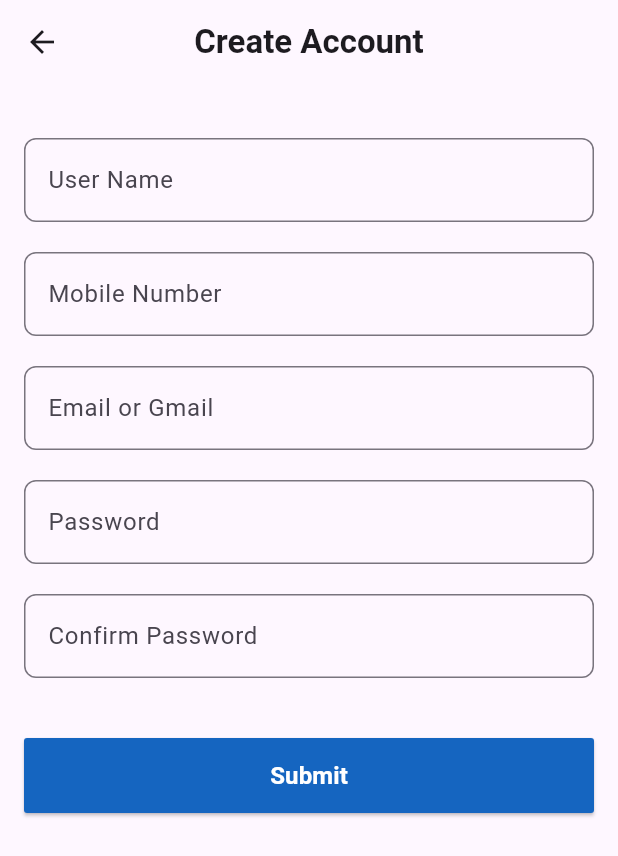
After one commit to Darshanrgowda54/Flutter, a Flutter app: the screen it shows after launch, after a tap on "Create an Account", on a phone screen of 412 x 824 dp. The commit adds this screen. Shown: the top 856 px of the screen. Run offline on Flutter 3.47's test engine with Material 3 defaults, Android fonts, the phone set to English and light mode, and no system bars; our stand-ins replace cloud_firestore, firebase_auth, firebase_core; accounts and stored records are empty; network calls fail.

Commit message:
Project Integrated with Firebase

```diff
--- a/image_project/analysis_options.yaml
+++ b/image_project/analysis_options.yaml
@@ -1 +1,6 @@
 include: package:flutter_lints/flutter.yaml
+analyzer:
+  errors:
+    non_constant_identifier_names: ignore
+    use_build_context_synchronously: ignore
+    use_key_in_widget_constructors: ignore
--- a/image_project/lib/loginpage.dart
+++ b/image_project/lib/loginpage.dart
@@ -1,6 +1,40 @@
+import 'package:firebase_auth/firebase_auth.dart';
 import 'package:flutter/material.dart';
+import 'package:image_project/homepage.dart';
+import 'package:image_project/passwordresetpage.dart';
+import 'package:image_project/signuppage.dart';
 
-class Loginpage extends StatelessWidget {
+class Loginpage extends StatefulWidget {
+  @override
+  State<Loginpage> createState() => _LoginpageState();
+}
+
+class _LoginpageState extends State<Loginpage> {
+  Future<void> Login() async {
+    try {
+      await FirebaseAuth.instance.signInWithEmailAndPassword(
+        email: validEmailController.text.trim(),
+        password: vaildPasswordController.text.trim(),
+      );
+
+      ScaffoldMessenger.of(
+        context,
+      ).showSnackBar(SnackBar(content: Text("Login Sucessful")));
+
+      Navigator.pushReplacement(
+        context,
+        MaterialPageRoute(builder: (context) => Homepage()),
+      );
+    } catch (error) {
+      print("This is the error ${error.toString()}");
+      ScaffoldMessenger.of(
+        context,
+      ).showSnackBar(SnackBar(content: Text(error.toString())));
+    }
+  }
+
+  final TextEditingController validEmailController = TextEditingController();
+  final TextEditingController vaildPasswordController = TextEditingController();
   @override
   Widget build(BuildContext context) {
     return Scaffold(
@@ -39,6 +73,7 @@ class Loginpage extends StatelessWidget {
                 ),
               ),
               child: TextField(
+                controller: validEmailController,
                 textAlign: TextAlign.left,
                 decoration: InputDecoration(
                   hintText: "mymail@gmail.com",
@@ -61,6 +96,7 @@ class Loginpage extends StatelessWidget {
                 ),
               ),
               child: TextField(
+                controller: vaildPasswordController,
                 decoration: InputDecoration(
                   hintText: "Password",
                   contentPadding: EdgeInsets.only(left: 16),
@@ -75,19 +111,25 @@ class Loginpage extends StatelessWidget {
                 InkWell(
                   onTap: () {
                     debugPrint("forget password clicked");
+                    Navigator.push(
+                      context,
+                      MaterialPageRoute(
+                        builder: (context) => Passwordresetpage(),
+                      ),
+                    );
                   },
                   child: Text(
                     "Forget Password?",
-                    style: TextStyle(color: Colors.blueAccent, fontSize: 15),
+                    style: TextStyle(color: Colors.blue[800], fontSize: 15),
                   ),
                 ),
               ],
             ),
 
-            SizedBox(height: 30),
+            SizedBox(height: 20),
             ElevatedButton(
               style: ElevatedButton.styleFrom(
-                backgroundColor: Colors.blue,
+                backgroundColor: Colors.blue[800],
                 foregroundColor: Colors.white,
                 minimumSize: Size(400, 50),
                 shape: RoundedRectangleBorder(
@@ -96,10 +138,11 @@ class Loginpage extends StatelessWidget {
               ),
               onPressed: () {
                 debugPrint("login clicked");
+                Login();
               },
               child: Text(
                 "Login",
-                style: TextStyle(fontWeight: FontWeight.bold),
+                style: TextStyle(fontWeight: FontWeight.bold, fontSize: 16),
               ),
             ),
 
@@ -119,13 +162,13 @@ class Loginpage extends StatelessWidget {
                   },
                   child: Text(
                     "Terms & Conditions And Privacy Policy",
-                    style: TextStyle(color: Colors.blueAccent),
+                    style: TextStyle(color: Colors.blue[800]),
                   ),
                 ),
               ],
             ),
 
-            SizedBox(height: 120),
+            SizedBox(height: 100),
             Row(
               mainAxisAlignment: MainAxisAlignment.center,
               children: [Text("Not Yet Registered ?")],
@@ -136,10 +179,14 @@ class Loginpage extends StatelessWidget {
                 InkWell(
                   onTap: () {
                     debugPrint("create account clicked");
+                    Navigator.push(
+                      context,
+                      MaterialPageRoute(builder: (context) => Signuppage()),
+                    );
                   },
                   child: Text(
                     "Create an Account",
-                    style: TextStyle(color: Colors.blueAccent),
+                    style: TextStyle(color: Colors.blue[800]),
                   ),
                 ),
               ],
--- a/image_project/lib/main.dart
+++ b/image_project/lib/main.dart
@@ -1,7 +1,11 @@
+import 'package:firebase_core/firebase_core.dart';
 import 'package:flutter/material.dart';
+import 'package:image_project/firebase_options.dart';
 import 'package:image_project/loginpage.dart';
 
-void main() {
+void main() async {
+  WidgetsFlutterBinding.ensureInitialized();
+  await Firebase.initializeApp(options: DefaultFirebaseOptions.currentPlatform);
   runApp(const MainApp());
 }
 
--- /dev/null
+++ b/image_project/lib/signuppage.dart
@@ -0,0 +1,153 @@
+import 'package:cloud_firestore/cloud_firestore.dart';
+import 'package:firebase_auth/firebase_auth.dart';
+import 'package:flutter/material.dart';
+import 'package:image_project/loginpage.dart';
+
+class Signuppage extends StatefulWidget {
+  @override
+  State<Signuppage> createState() => _SignuppageState();
+}
+
+class _SignuppageState extends State<Signuppage> {
+  Future<void> SignUp() async {
+    try {
+      UserCredential userCredential = await FirebaseAuth.instance
+          .createUserWithEmailAndPassword(
+            email: emailContoller.text.trim(),
+            password: passwordContoller.text.trim(),
+          );
+
+      await FirebaseFirestore.instance
+          .collection("Users")
+          .doc(userCredential.user!.uid)
+          .set({
+            "Name": userNameController.text.trim(),
+            "Number": mobileNumberContoller.text.trim(),
+            "Email": emailContoller.text.trim(),
+          });
+
+      ScaffoldMessenger.of(
+        context,
+      ).showSnackBar(SnackBar(content: Text("Account Created Sucessfully")));
+
+      Navigator.push(
+        context,
+        MaterialPageRoute(builder: (context) => Loginpage()),
+      );
+    } catch (error) {
+      ScaffoldMessenger.of(
+        context,
+      ).showSnackBar(SnackBar(content: Text(error.toString())));
+    }
+  }
+
+  final TextEditingController userNameController = TextEditingController();
+  final TextEditingController mobileNumberContoller = TextEditingController();
+  final TextEditingController emailContoller = TextEditingController();
+  final TextEditingController passwordContoller = TextEditingController();
+  final TextEditingController confirmPasswordContoller =
+      TextEditingController();
+
+  @override
+  Widget build(BuildContext context) {
+    return Scaffold(
+      appBar: AppBar(
+        centerTitle: true,
+        title: Text(
+          "Create Account",
+          style: TextStyle(fontWeight: FontWeight.bold),
+        ),
+      ),
+      body: Padding(
+        padding: const EdgeInsets.all(16),
+        child: Column(
+          mainAxisAlignment: MainAxisAlignment.start,
+          crossAxisAlignment: CrossAxisAlignment.center,
+          children: [
+            SizedBox(height: 20),
+            TextField(
+              controller: userNameController,
+              decoration: InputDecoration(
+                labelText: "User Name",
+                border: OutlineInputBorder(
+                  borderRadius: BorderRadius.circular(8),
+                ),
+              ),
+            ),
+
+            SizedBox(height: 20),
+            TextField(
+              controller: mobileNumberContoller,
+              decoration: InputDecoration(
+                labelText: "Mobile Number",
+                border: OutlineInputBorder(
+                  borderRadius: BorderRadius.circular(8),
+                ),
+              ),
+            ),
+
+            SizedBox(height: 20),
+            TextField(
+              controller: emailContoller,
+              decoration: InputDecoration(
+                labelText: "Email or Gmail",
+                border: OutlineInputBorder(
+                  borderRadius: BorderRadius.circular(8),
+                ),
+              ),
+            ),
+
+            SizedBox(height: 20),
+            TextField(
+              controller: passwordContoller,
+              decoration: InputDecoration(
+                labelText: "Password",
+                border: OutlineInputBorder(
+                  borderRadius: BorderRadius.circular(8),
+                ),
+              ),
+            ),
+
+            SizedBox(height: 20),
+            TextField(
+              controller: confirmPasswordContoller,
+              decoration: InputDecoration(
+                labelText: "Confirm Password",
+                border: OutlineInputBorder(
+                  borderRadius: BorderRadius.circular(8),
+                ),
+              ),
+            ),
+
+            SizedBox(height: 40),
+            ElevatedButton(
+              style: ElevatedButton.styleFrom(
+                backgroundColor: Colors.blue[800],
+                foregroundColor: Colors.white,
+                minimumSize: Size(400, 50),
+                shape: RoundedRectangleBorder(
+                  borderRadius: BorderRadius.circular(2),
+                ),
+              ),
+              onPressed: () {
+                debugPrint("Submit Button Clicked");
+                if (passwordContoller.text.trim() ==
+                    confirmPasswordContoller.text.trim()) {
+                  SignUp();
+                } else {
+                  ScaffoldMessenger.of(context).showSnackBar(
+                    SnackBar(content: Text("Enter Password Correctly")),
+                  );
+                }
+              },
+              child: Text(
+                "Submit",
+                style: TextStyle(fontWeight: FontWeight.bold, fontSize: 16),
+              ),
+            ),
+          ],
+        ),
+      ),
+    );
+  }
+}
--- a/image_project/pubspec.yaml
+++ b/image_project/pubspec.yaml
@@ -9,6 +9,10 @@ environment:
 dependencies:
   flutter:
     sdk: flutter
+  firebase_core: ^4.2.1
+  firebase_auth: ^6.1.2
+  cloud_firestore: ^6.1.0
+
 
 dev_dependencies:
   flutter_test:
```
Also changed, not shown: image_project/lib/homepage.dart (added, +35 -0 lines), image_project/lib/passwordresetpage.dart (added, +77 -0 lines), image_project/firebase.json (added), image_project/lib/firebase_options.dart (added), image_project/pubspec.lock, 7 other files.
